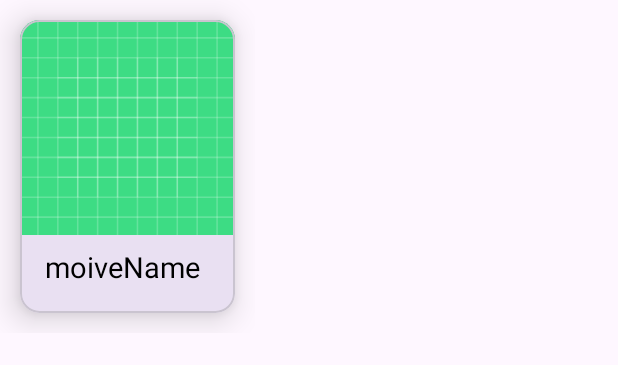
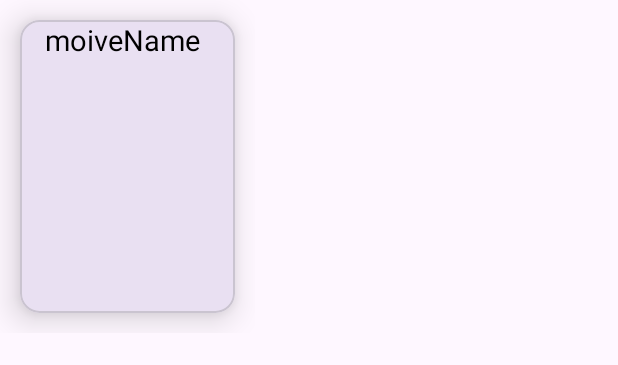
Before and after one commit to tamzidisrakadol/MoviePagingUpdate, an Android app: the layout list_item.xml on its own in the app's theme, with its tools: preview values and no code run, on a phone screen of 412 x 824 dp. Shown: the top 365 px of the screen. Run offline under Robolectric (Android 15) with nearby library versions, the phone set to English and light mode, and no system bars; network calls fail.

Commit message:
Movie with paging Create Model class, Paging source, Repository, View-Model, ViewModelFactory Create adapter and create list item layout identify bug(need to cached) ADD roomDatabase dependency create dao and entity add database & remoteDataMediator bug not fixed

```diff
--- a/app/src/main/AndroidManifest.xml
+++ b/app/src/main/AndroidManifest.xml
@@ -6,6 +6,7 @@
     <uses-permission android:name="android.permission.ACCESS_NETWORK_STATE"/>
 
     <application
+        android:name=".BaseApplication"
         android:allowBackup="true"
         android:usesCleartextTraffic="true"
         android:dataExtractionRules="@xml/data_extraction_rules"
--- a/app/src/main/java/com/example/moviewithpaging/api/MovieDBClient.kt
+++ b/app/src/main/java/com/example/moviewithpaging/api/MovieDBClient.kt
@@ -36,10 +36,9 @@ object MovieDBClient {
         return Retrofit.Builder()
             .baseUrl(Constraints.movieUrl)
             .client(okHttpClient)
+            .addCallAdapterFactory(RxJava3CallAdapterFactory.create())
             .addConverterFactory(GsonConverterFactory.create())
             .build()
             .create(MovieDBInterface::class.java)
     }
 }
-
-//.addCallAdapterFactory(RxJava3CallAdapterFactory.create())
--- a/app/src/main/java/com/example/moviewithpaging/api/MovieDBInterface.kt
+++ b/app/src/main/java/com/example/moviewithpaging/api/MovieDBInterface.kt
@@ -1,13 +1,15 @@
 package com.example.moviewithpaging.api
 
+import com.example.moviewithpaging.model.MovieModel
 import com.example.moviewithpaging.model.MovieResponse
+import io.reactivex.rxjava3.core.Single
 import retrofit2.http.GET
 import retrofit2.http.Query
 
 interface MovieDBInterface {
 
     @GET("movie/popular")
-    suspend fun getPopularMovies(@Query("page") page: Int): MovieResponse
+    suspend fun getPopularMovies(@Query("page") page: Int):MovieResponse
 
 
 }
--- a/app/src/main/java/com/example/moviewithpaging/model/MovieResponse.kt
+++ b/app/src/main/java/com/example/moviewithpaging/model/MovieResponse.kt
@@ -8,7 +8,5 @@ data class MovieResponse(
     @SerializedName("results")
     val results: List<MovieModel>,
     @SerializedName("total_pages")
-    val totalPages: Int,
-    @SerializedName("total_results")
-    val totalResults: Int
+    val totalPages: Int
 )
--- a/app/src/main/java/com/example/moviewithpaging/storage/RemoteDao.kt
+++ b/app/src/main/java/com/example/moviewithpaging/storage/RemoteDao.kt
@@ -13,7 +13,7 @@ interface RemoteDao {
     suspend fun addAllRemoteKeys(list:List<MovieRemoteKeys>)
 
     @Query("SELECT * FROM MovieRemoteKeys WHERE id =:id")
-    fun getRemoteKeys(id:Int):MovieRemoteKeys
+    suspend fun getRemoteKeys(id:Int):MovieRemoteKeys
 
     @Query("DELETE FROM MovieRemoteKeys")
     suspend fun deleteAllRemoteKeys()
--- a/app/src/main/java/com/example/moviewithpaging/viewModel/MovieViewModel.kt
+++ b/app/src/main/java/com/example/moviewithpaging/viewModel/MovieViewModel.kt
@@ -4,12 +4,15 @@ import androidx.lifecycle.MutableLiveData
 import androidx.lifecycle.ViewModel
 import androidx.lifecycle.viewModelScope
 import androidx.paging.ExperimentalPagingApi
+import androidx.paging.PagingData
 import androidx.paging.cachedIn
+import com.example.moviewithpaging.model.MovieModel
 import com.example.moviewithpaging.model.MovieResponse
 import com.example.moviewithpaging.repository.MovieRepository
+import kotlinx.coroutines.flow.Flow
 import kotlinx.coroutines.launch
 
 @ExperimentalPagingApi
 class MovieViewModel(private val movieRepository: MovieRepository):ViewModel() {
-    val movieList = movieRepository.getMovieList().cachedIn(viewModelScope)
+    val movielist = movieRepository.getMovieList().cachedIn(viewModelScope)
 }
--- a/app/src/main/java/com/example/moviewithpaging/views/fragments/FirstFragment.kt
+++ b/app/src/main/java/com/example/moviewithpaging/views/fragments/FirstFragment.kt
@@ -9,6 +9,7 @@ import android.view.ViewGroup
 import androidx.lifecycle.Observer
 import androidx.lifecycle.ViewModelProvider
 import androidx.lifecycle.lifecycleScope
+import androidx.lifecycle.viewModelScope
 import androidx.navigation.fragment.findNavController
 import androidx.paging.ExperimentalPagingApi
 import androidx.recyclerview.widget.GridLayoutManager
@@ -22,6 +23,7 @@ import com.example.moviewithpaging.storage.MovieDatabase
 import com.example.moviewithpaging.viewModel.MovieViewModel
 import com.example.moviewithpaging.viewModel.ViewModelFactory
 import kotlinx.coroutines.Dispatchers
+import kotlinx.coroutines.flow.collectLatest
 import kotlinx.coroutines.launch
 import kotlinx.coroutines.withContext
 
@@ -57,10 +59,8 @@ class FirstFragment : Fragment() {
         binding.recyclerView.layoutManager = GridLayoutManager(requireContext(), 2)
         binding.recyclerView.adapter = adapter
 
-
-        viewModel.movieList.observe(viewLifecycleOwner,Observer{
+        viewModel.movielist.observe(viewLifecycleOwner, Observer {
             adapter.submitData(lifecycle,it)
-
         })
     }
 
--- a/app/src/main/res/layout/list_item.xml
+++ b/app/src/main/res/layout/list_item.xml
@@ -20,16 +20,16 @@
            android:layout_width="match_parent"
            android:layout_height="match_parent">
 
-           <ImageView
-               android:id="@+id/movieImgview"
-               android:layout_width="match_parent"
-               android:layout_height="@dimen/_110sdp"
-               android:scaleType="fitCenter"
-               android:src="@drawable/ic_launcher_background"
-               app:layout_constraintEnd_toEndOf="parent"
-               app:layout_constraintStart_toStartOf="parent"
-               app:layout_constraintTop_toTopOf="parent"
-               android:contentDescription="@string/paging" />
+<!--           <ImageView-->
+<!--               android:id="@+id/movieImgview"-->
+<!--               android:layout_width="match_parent"-->
+<!--               android:layout_height="@dimen/_110sdp"-->
+<!--               android:scaleType="fitCenter"-->
+<!--               android:src="@drawable/ic_launcher_background"-->
+<!--               app:layout_constraintEnd_toEndOf="parent"-->
+<!--               app:layout_constraintStart_toStartOf="parent"-->
+<!--               app:layout_constraintTop_toTopOf="parent"-->
+<!--               android:contentDescription="@string/paging" />-->
 
            <TextView
                android:id="@+id/movieNameTV"
```
Also changed, not shown: app/src/main/java/com/example/moviewithpaging/BaseApplication.kt (added, +8 -0 lines), app/src/main/java/com/example/moviewithpaging/paging/MovieDataSource.kt (+7 -4 lines), app/src/main/java/com/example/moviewithpaging/paging/MovieRemoteMediator.kt (+8 -5 lines), app/src/main/java/com/example/moviewithpaging/repository/MovieRepository.kt (+6 -3 lines).
